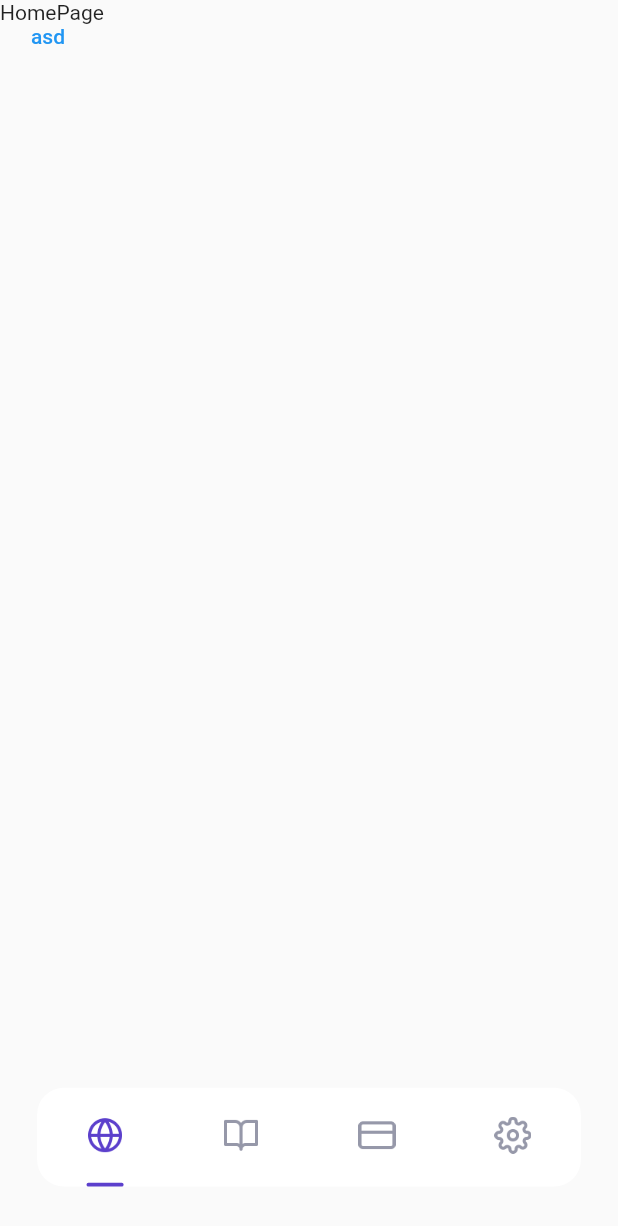
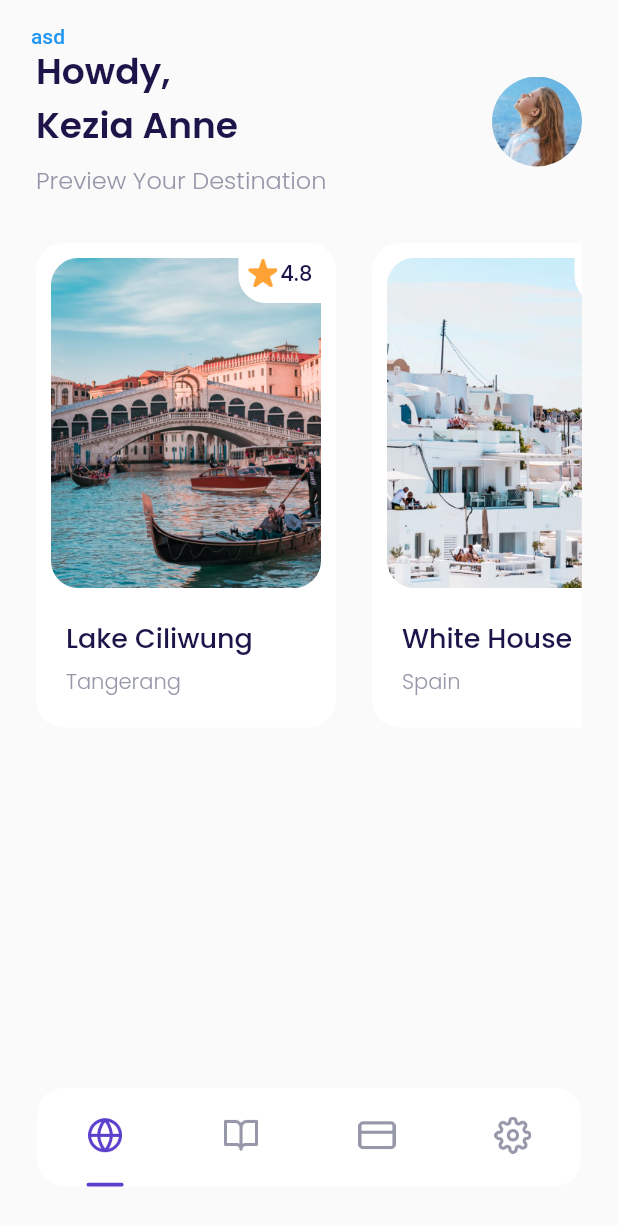
Before and after one commit to PwS/ticket_reservation, a Flutter app: the Dashboard screen opened by its route, on a phone screen of 412 x 824 dp. Shown: the top 1226 px of the screen. Run offline on Flutter 3.47's test engine with Material 2 defaults, Android fonts, the phone set to English and light mode, and no system bars; our stand-ins replace google_fonts.

Commit message:
Add temporary Header for home page

```diff
--- /dev/null
+++ b/lib/ui/custom_widgets/custom_card_destination.dart
@@ -0,0 +1,92 @@
+part of 'custom_widgets.dart';
+
+class CustomCardDestination extends StatelessWidget {
+  final String tittleDestination;
+  final String subTittleDestination;
+  final String imageUrl;
+  final double ratingDestination;
+
+  CustomCardDestination(
+      {Key? key,
+      required this.tittleDestination,
+      required this.subTittleDestination,
+      required this.imageUrl,
+      this.ratingDestination = 0})
+      : super(key: key);
+
+  @override
+  Widget build(BuildContext context) {
+    return Container(
+      width: 200,
+      height: 323,
+      margin: EdgeInsets.only(right: defaultMargin),
+      padding: EdgeInsets.all(10),
+      decoration: BoxDecoration(
+          borderRadius: BorderRadius.circular(18), color: kWhiteColor),
+      child: Column(
+        crossAxisAlignment: CrossAxisAlignment.start,
+        children: [
+          Container(
+            width: 180,
+            height: 220,
+            margin: EdgeInsets.only(bottom: 20),
+            decoration: BoxDecoration(
+                image: DecorationImage(image: AssetImage(imageUrl)),
+                borderRadius: BorderRadius.circular(18)),
+            child: Align(
+              alignment: Alignment.topRight,
+              child: Container(
+                width: 55,
+                height: 30,
+                decoration: BoxDecoration(
+                    color: kWhiteColor,
+                    borderRadius:
+                        BorderRadius.only(bottomLeft: Radius.circular(18))),
+                child: Row(
+                  mainAxisAlignment: MainAxisAlignment.center,
+                  crossAxisAlignment: CrossAxisAlignment.start,
+                  children: [
+                    Container(
+                      width: 20,
+                      height: 20,
+                      margin: EdgeInsets.only(right: 2),
+                      decoration: BoxDecoration(
+                          image: DecorationImage(
+                              image: AssetImage('assets/icons/icon_star.png'))),
+                    ),
+                    Text(
+                      ratingDestination.toString(),
+                      style: kBlackTextStyle.copyWith(
+                          fontSize: 14, fontWeight: medium),
+                    )
+                  ],
+                ),
+              ),
+            ),
+          ),
+          Container(
+            margin: EdgeInsets.only(left: 10),
+            child: Column(
+              crossAxisAlignment: CrossAxisAlignment.start,
+              children: [
+                Text(
+                  tittleDestination,
+                  style: kBlackTextStyle.copyWith(
+                      fontSize: 18, fontWeight: medium),
+                ),
+                SizedBox(
+                  height: 5,
+                ),
+                Text(
+                  subTittleDestination,
+                  style:
+                      kGreyTextStyle.copyWith(fontSize: 14, fontWeight: light),
+                )
+              ],
+            ),
+          )
+        ],
+      ),
+    );
+  }
+}
--- a/lib/ui/custom_widgets/custom_widgets.dart
+++ b/lib/ui/custom_widgets/custom_widgets.dart
@@ -5,3 +5,4 @@ import 'package:ticket_reservation/utils/theme/theme.dart';
 part 'custom_button.dart';
 part 'custom_text_form_field.dart';
 part 'custom_button_navigation_item.dart';
+part 'custom_card_destination.dart';
--- a/lib/ui/pages/home_page.dart
+++ b/lib/ui/pages/home_page.dart
@@ -1,12 +1,101 @@
 import 'package:flutter/material.dart';
+import 'package:ticket_reservation/ui/custom_widgets/custom_widgets.dart';
+import 'package:ticket_reservation/utils/theme/theme.dart';
+import '../../utils/utils.dart';
 
 class HomePage extends StatelessWidget {
   const HomePage({Key? key}) : super(key: key);
 
   @override
   Widget build(BuildContext context) {
+    var _sizeScreen = Screen(MediaQuery.of(context).size);
+
+    Widget headerHomePage() {
+      return Container(
+        margin:
+            EdgeInsets.only(left: defaultMargin, right: defaultMargin, top: 30),
+        child: Row(
+          children: [
+            Expanded(
+              child: Column(
+                crossAxisAlignment: CrossAxisAlignment.start,
+                children: [
+                  Text(
+                    'Howdy,\nKezia Anne',
+                    style: kBlackTextStyle.copyWith(
+                        fontSize: 24, fontWeight: semiBold),
+                    overflow: TextOverflow.ellipsis,
+                  ),
+                  SizedBox(
+                    height: 6,
+                  ),
+                  Text(
+                    'Preview Your Destination',
+                    style: kGreyTextStyle.copyWith(
+                        fontSize: 16, fontWeight: light),
+                  )
+                ],
+              ),
+            ),
+            Container(
+              height: 60,
+              width: 60,
+              decoration: BoxDecoration(
+                  shape: BoxShape.circle,
+                  image: DecorationImage(
+                      image: AssetImage('assets/images/image_profile.png'))),
+            )
+          ],
+        ),
+      );
+    }
+
+    Widget popularDestination() {
+      return Container(
+        margin:
+            EdgeInsets.only(left: defaultMargin, right: defaultMargin, top: 30),
+        child: SingleChildScrollView(
+          scrollDirection: Axis.horizontal,
+          child: Row(
+            children: [
+              CustomCardDestination(
+                tittleDestination: 'Lake Ciliwung',
+                subTittleDestination: 'Tangerang',
+                ratingDestination: 4.8,
+                imageUrl: 'assets/images/image_destination1.png',
+              ),
+              CustomCardDestination(
+                tittleDestination: 'White House',
+                subTittleDestination: 'Spain',
+                ratingDestination: 4.7,
+                imageUrl: 'assets/images/image_destination2.png',
+              ),
+              CustomCardDestination(
+                tittleDestination: 'Hill Heyo',
+                subTittleDestination: 'Monaco',
+                ratingDestination: 4.8,
+                imageUrl: 'assets/images/image_destination3.png',
+              ),
+              CustomCardDestination(
+                tittleDestination: 'Menarra',
+                subTittleDestination: 'Japan',
+                ratingDestination: 5.0,
+                imageUrl: 'assets/images/image_destination4.png',
+              ),
+              CustomCardDestination(
+                tittleDestination: 'Payung Teduh',
+                subTittleDestination: 'Singapore',
+                ratingDestination: 4.8,
+                imageUrl: 'assets/images/image_destination5.png',
+              ),
+            ],
+          ),
+        ),
+      );
+    }
+
     return ListView(
-      children: [Text('HomePage')],
+      children: [headerHomePage(), popularDestination()],
     );
   }
 }
```
